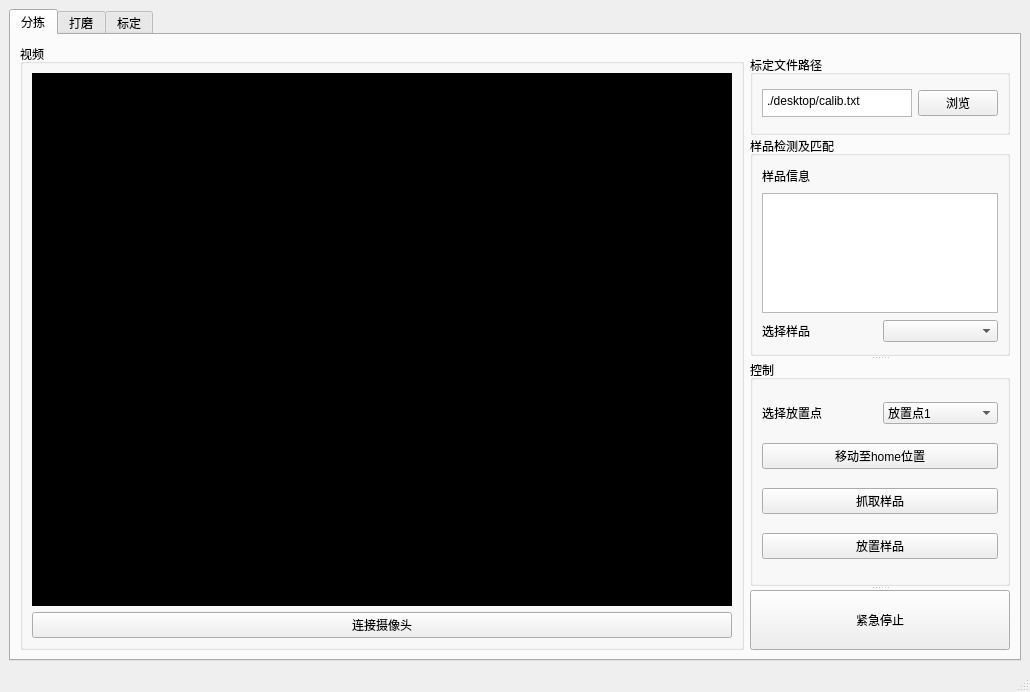
Before: the Qt Designer form main_Chinese.ui in JianLi0-0/industry_library_gui, drawn with Qt 5.
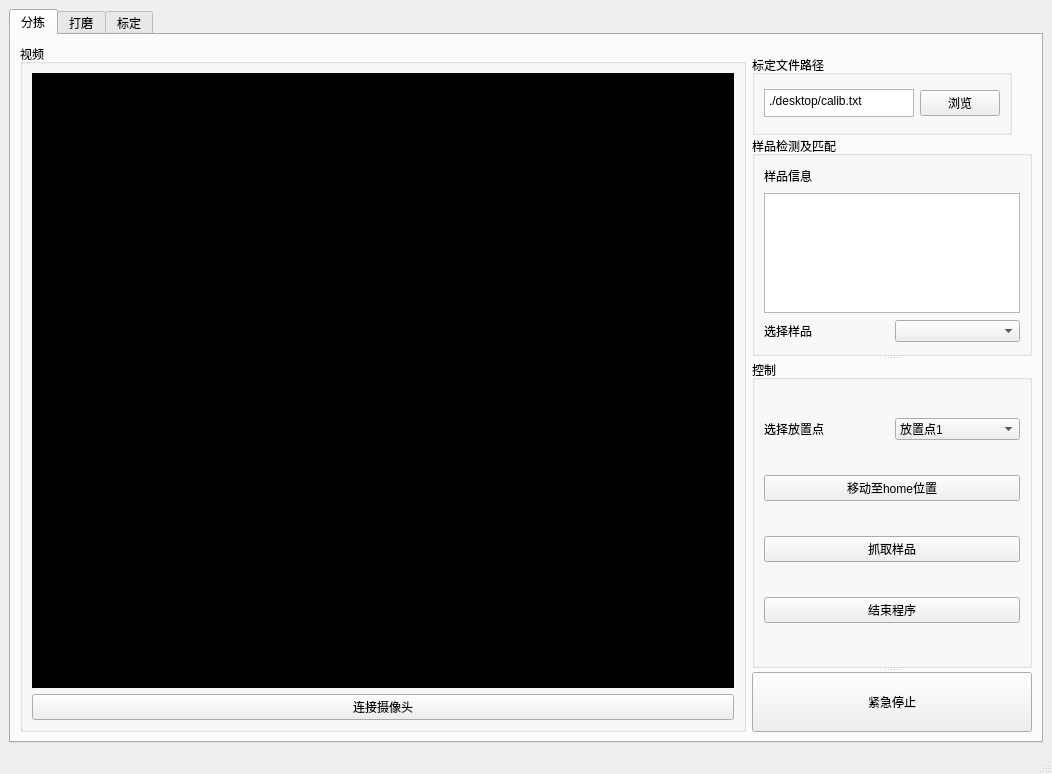
After: the same form once the commit is applied.

```diff
--- a/main_Chinese.ui
+++ b/main_Chinese.ui
@@ -6,8 +6,8 @@
    <rect>
     <x>0</x>
     <y>0</y>
-    <width>1030</width>
-    <height>692</height>
+    <width>1052</width>
+    <height>774</height>
    </rect>
   </property>
   <property name="windowTitle">
@@ -192,7 +192,7 @@
             <item row="7" column="0" colspan="2">
              <widget class="QPushButton" name="place_button">
               <property name="text">
-               <string>放置样品</string>
+               <string>结束程序</string>
               </property>
              </widget>
             </item>
```
Left out of the diff: 4 changed lines with no effect on the pictures.
